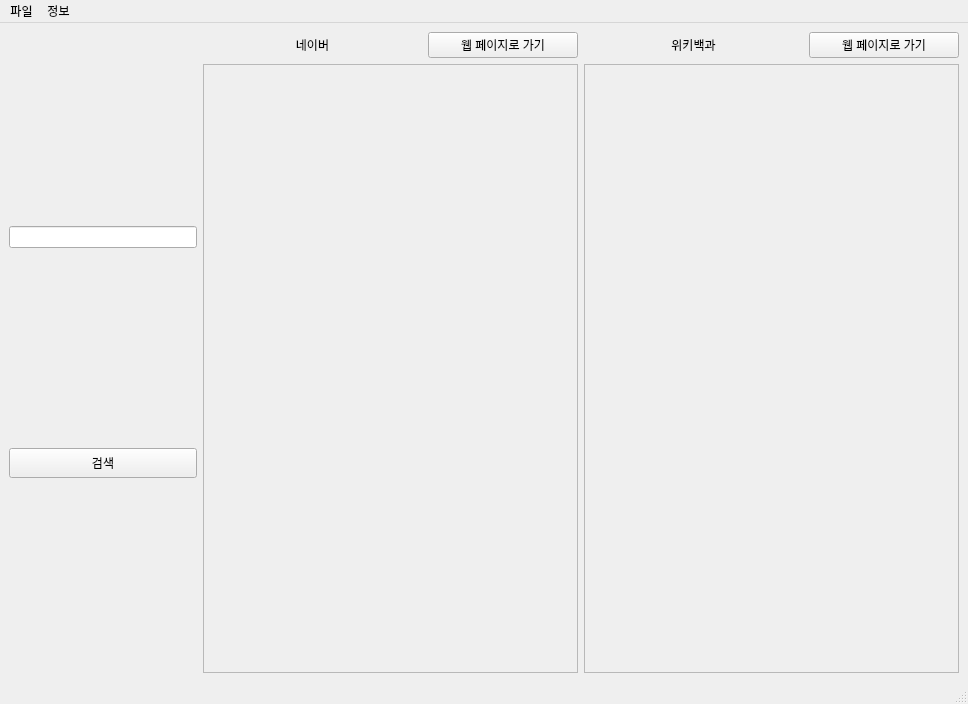
Old version of the form resource/main_window.ui in the repository altair823/WordFinder.
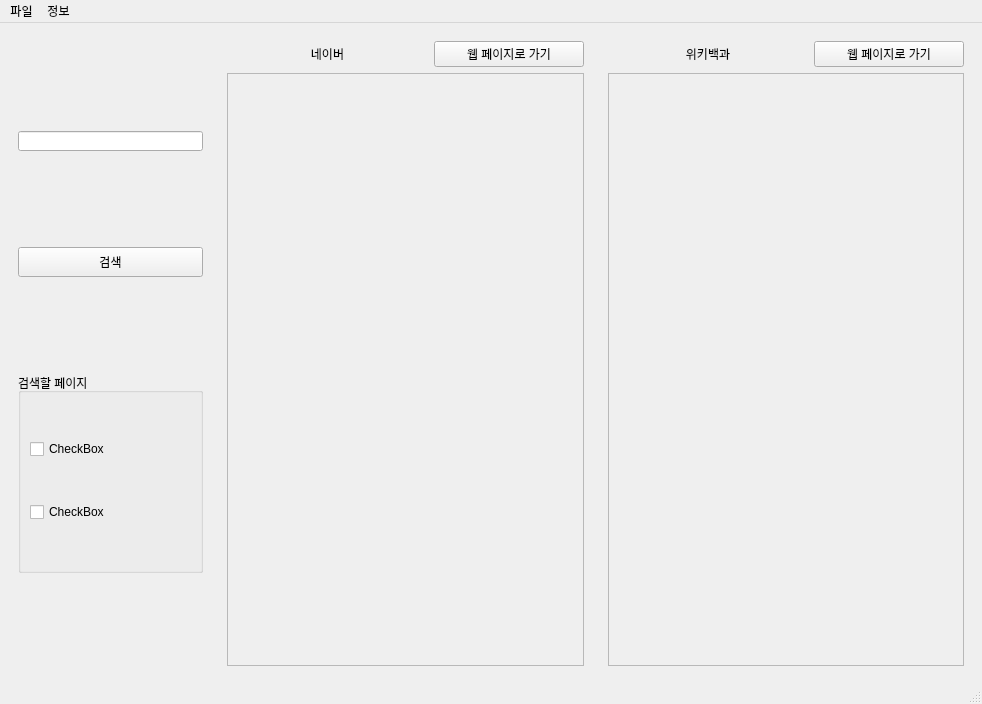
New version of the form.

Commit message: test for disappearing of QFrame.

```diff
--- a/resource/main_window.ui
+++ b/resource/main_window.ui
@@ -10,14 +10,109 @@
     <height>704</height>
    </rect>
   </property>
+  <property name="sizePolicy">
+   <sizepolicy hsizetype="Minimum" vsizetype="Minimum">
+    <horstretch>0</horstretch>
+    <verstretch>0</verstretch>
+   </sizepolicy>
+  </property>
+  <property name="minimumSize">
+   <size>
+    <width>0</width>
+    <height>704</height>
+   </size>
+  </property>
+  <property name="maximumSize">
+   <size>
+    <width>16777215</width>
+    <height>16777215</height>
+   </size>
+  </property>
   <property name="windowTitle">
    <string>MainWindow</string>
   </property>
   <widget class="QWidget" name="centralwidget">
    <layout class="QGridLayout" name="gridLayout_6">
     <item row="0" column="0">
-     <layout class="QGridLayout" name="gridLayout_2" rowstretch="1" columnstretch="1,2,2">
+     <layout class="QGridLayout" name="main_layout" rowstretch="1" columnstretch="1,2,2">
+      <item row="0" column="1">
+       <widget class="QFrame" name="naver_frame">
+        <property name="minimumSize">
+         <size>
+          <width>375</width>
+          <height>643</height>
+         </size>
+        </property>
+        <layout class="QGridLayout" name="gridLayout">
+         <item row="0" column="0">
+          <widget class="QLabel" name="naver_label">
+           <property name="text">
+            <string>네이버</string>
+           </property>
+           <property name="alignment">
+            <set>Qt::AlignCenter</set>
+           </property>
+          </widget>
+         </item>
+         <item row="0" column="1">
+          <widget class="QPushButton" name="naver_gopage">
+           <property name="maximumSize">
+            <size>
+             <width>150</width>
+             <height>50</height>
+            </size>
+           </property>
+           <property name="text">
+            <string>웹 페이지로 가기</string>
+           </property>
+          </widget>
+         </item>
+         <item row="1" column="0" colspan="2">
+          <widget class="QScrollArea" name="naver_scroll">
+           <property name="widgetResizable">
+            <bool>true</bool>
+           </property>
+           <widget class="QWidget" name="scrollAreaWidgetContents">
+            <property name="geometry">
+             <rect>
+              <x>0</x>
+              <y>0</y>
+              <width>371</width>
+              <height>610</height>
+             </rect>
+            </property>
+            <layout class="QGridLayout" name="gridLayout_3">
+             <item row="0" column="0">
+              <widget class="QLabel" name="naver_result">
+               <property name="text">
+                <string/>
+               </property>
+               <property name="alignment">
+                <set>Qt::AlignLeading|Qt::AlignLeft|Qt::AlignVCenter</set>
+               </property>
+               <property name="wordWrap">
+                <bool>true</bool>
+               </property>
+               <property name="textInteractionFlags">
+                <set>Qt::LinksAccessibleByKeyboard|Qt::LinksAccessibleByMouse|Qt::TextBrowserInteraction|Qt::TextSelectableByKeyboard|Qt::TextSelectableByMouse</set>
+               </property>
+              </widget>
+             </item>
+            </layout>
+           </widget>
+          </widget>
+         </item>
+        </layout>
+       </widget>
+      </item>
       <item row="0" column="2">
+       <widget class="QFrame" name="wiki_frame">
+        <property name="minimumSize">
+         <size>
+          <width>374</width>
+          <height>643</height>
+         </size>
+        </property>
        <layout class="QGridLayout" name="gridLayout_4">
         <item row="1" column="1">
          <widget class="QPushButton" name="wiki_gopage">
@@ -45,8 +140,8 @@
             <rect>
              <x>0</x>
              <y>0</y>
-             <width>360</width>
-             <height>592</height>
+              <width>370</width>
+              <height>610</height>
             </rect>
            </property>
            <layout class="QGridLayout" name="gridLayout_5">
@@ -84,14 +179,29 @@
          </widget>
         </item>
        </layout>
+       </widget>
       </item>
       <item row="0" column="0">
-       <layout class="QVBoxLayout" name="verticalLayout">
+       <widget class="QFrame" name="">
+        <layout class="QVBoxLayout" name="verticalLayout" stretch="0,0,0">
         <property name="sizeConstraint">
          <enum>QLayout::SetDefaultConstraint</enum>
         </property>
         <item>
-         <widget class="QLineEdit" name="search_bar"/>
+          <widget class="QLineEdit" name="search_bar">
+           <property name="minimumSize">
+            <size>
+             <width>185</width>
+             <height>20</height>
+            </size>
+           </property>
+           <property name="maximumSize">
+            <size>
+             <width>185</width>
+             <height>20</height>
+            </size>
+           </property>
+          </widget>
         </item>
         <item>
          <widget class="QPushButton" name="search_button">
@@ -106,69 +216,37 @@
           </property>
          </widget>
         </item>
-       </layout>
-      </item>
-      <item row="0" column="1">
-       <layout class="QGridLayout" name="gridLayout">
-        <item row="0" column="0">
-         <widget class="QLabel" name="naver_label">
-          <property name="text">
-           <string>네이버</string>
-          </property>
-          <property name="alignment">
-           <set>Qt::AlignCenter</set>
-          </property>
-         </widget>
-        </item>
-        <item row="0" column="1">
-         <widget class="QPushButton" name="naver_gopage">
+         <item>
+          <widget class="QGroupBox" name="page_list">
           <property name="maximumSize">
            <size>
-            <width>150</width>
-            <height>50</height>
-           </size>
-          </property>
+             <width>16777215</width>
+             <height>200</height>
+            </size>
+           </property>
+           <property name="title">
+            <string>검색할 페이지</string>
+           </property>
+           <layout class="QVBoxLayout" name="verticalLayout_3">
+            <item>
+             <widget class="QCheckBox" name="wiki_check">
           <property name="text">
-           <string>웹 페이지로 가기</string>
+               <string>CheckBox</string>
           </property>
          </widget>
         </item>
-        <item row="1" column="0" colspan="2">
-         <widget class="QScrollArea" name="naver_scroll">
-          <property name="widgetResizable">
-           <bool>true</bool>
-          </property>
-          <widget class="QWidget" name="scrollAreaWidgetContents">
-           <property name="geometry">
-            <rect>
-             <x>0</x>
-             <y>0</y>
-             <width>360</width>
-             <height>592</height>
-            </rect>
-           </property>
-           <layout class="QGridLayout" name="gridLayout_3">
-            <item row="0" column="0">
-             <widget class="QLabel" name="naver_result">
+            <item>
+             <widget class="QCheckBox" name="naver_check">
               <property name="text">
-               <string/>
+               <string>CheckBox</string>
               </property>
-              <property name="alignment">
-               <set>Qt::AlignLeading|Qt::AlignLeft|Qt::AlignVCenter</set>
-              </property>
-              <property name="wordWrap">
-               <bool>true</bool>
-              </property>
-              <property name="textInteractionFlags">
-               <set>Qt::LinksAccessibleByKeyboard|Qt::LinksAccessibleByMouse|Qt::TextBrowserInteraction|Qt::TextSelectableByKeyboard|Qt::TextSelectableByMouse</set>
-              </property>
              </widget>
             </item>
            </layout>
           </widget>
-         </widget>
-        </item>
-       </layout>
+         </item>
+        </layout>
+       </widget>
       </item>
      </layout>
     </item>
@@ -180,7 +258,7 @@
      <x>0</x>
      <y>0</y>
      <width>968</width>
-     <height>24</height>
+     <height>21</height>
     </rect>
    </property>
    <property name="nativeMenuBar">
```
Lines whose indentation alone changed are shown as unchanged. The commit also changes 2 other files.
